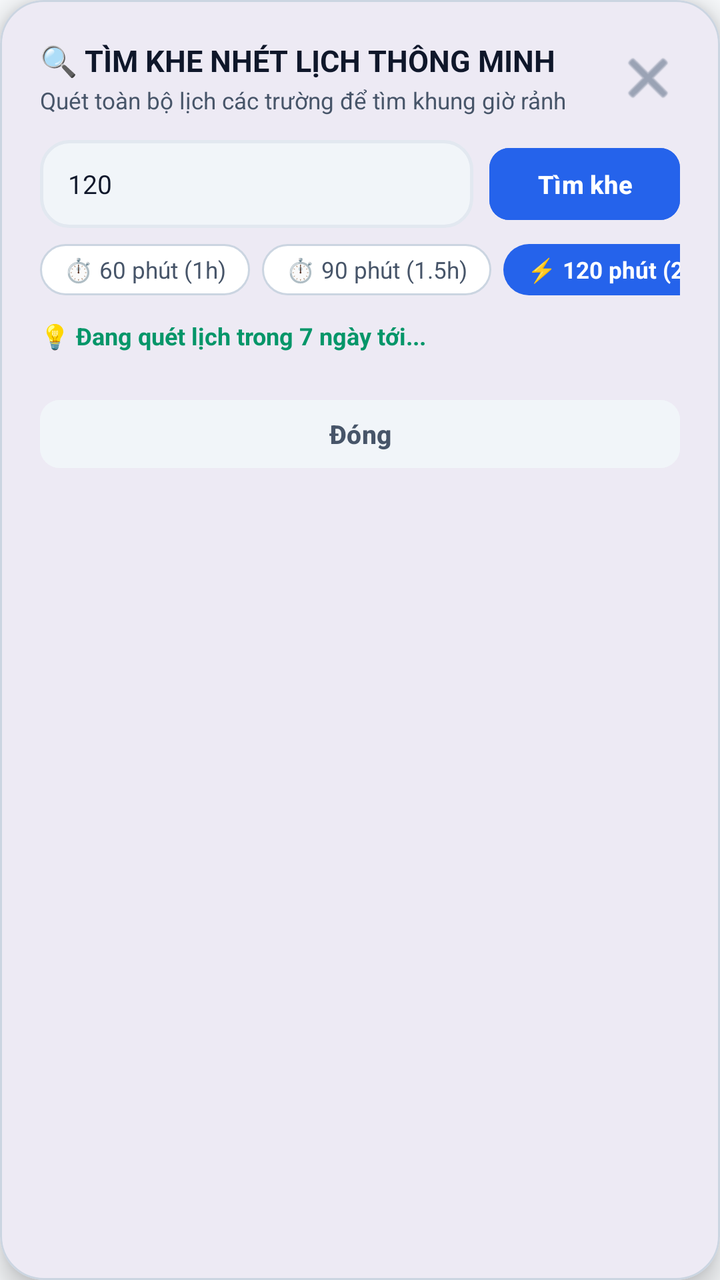
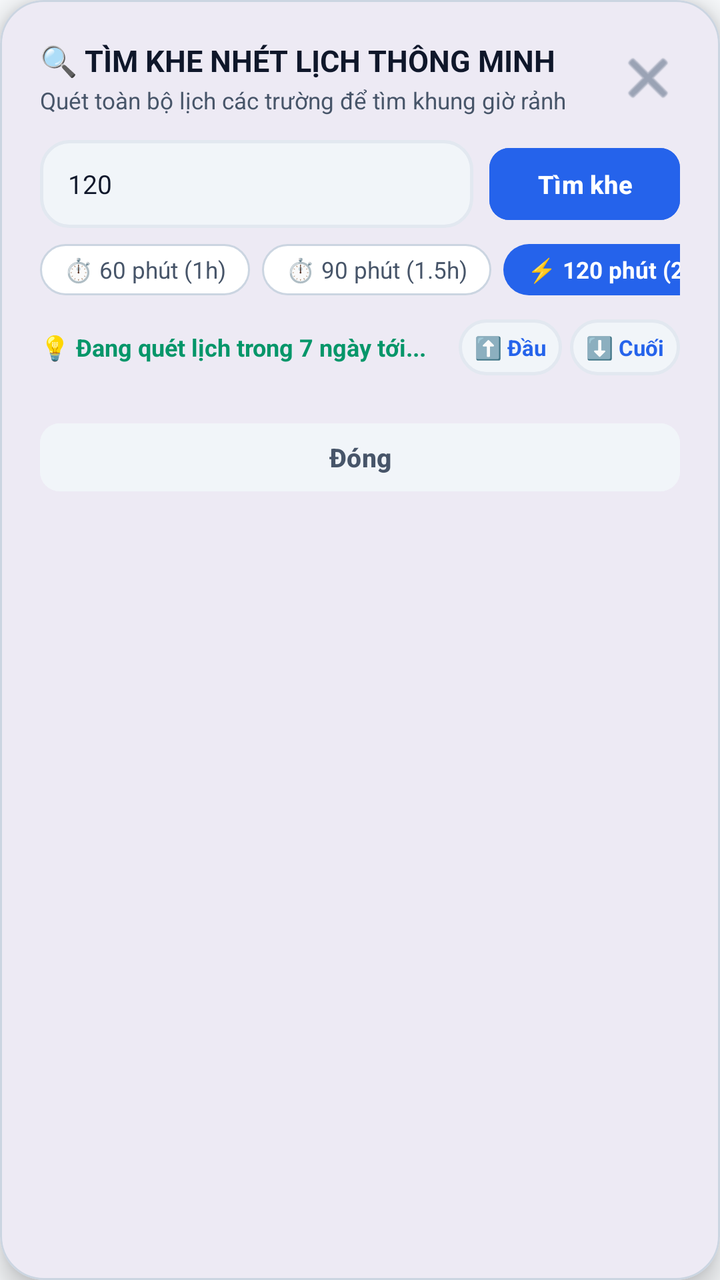

Compare the two renders of this Android layout. The source of the first and the diff that turns it into the second are given below.
<!-- AndroidManifest.xml: application theme Theme.LectuPlan -->
<!-- res/layout/dialog_smart_slot_finder.xml -->
<?xml version="1.0" encoding="utf-8"?>
<com.google.android.material.card.MaterialCardView
    xmlns:android="http://schemas.android.com/apk/res/android"
    xmlns:app="http://schemas.android.com/apk/res-auto"
    android:layout_width="match_parent"
    android:layout_height="wrap_content"
    app:cardCornerRadius="22dp"
    app:cardElevation="8dp"
    app:strokeWidth="1dp"
    app:strokeColor="@color/border_default"
    app:cardBackgroundColor="@color/surface_card">

    <LinearLayout
        android:layout_width="match_parent"
        android:layout_height="wrap_content"
        android:orientation="vertical"
        android:padding="20dp">

        
        <LinearLayout
            android:layout_width="match_parent"
            android:layout_height="wrap_content"
            android:orientation="horizontal"
            android:gravity="center_vertical"
            android:layout_marginBottom="12dp">

            <LinearLayout
                android:layout_width="0dp"
                android:layout_height="wrap_content"
                android:layout_weight="1"
                android:orientation="vertical">

                <TextView
                    android:layout_width="wrap_content"
                    android:layout_height="wrap_content"
                    android:text="🔍 TÌM KHE NHÉT LỊCH THÔNG MINH"
                    android:textSize="15sp"
                    android:textStyle="bold"
                    android:textColor="@color/text_primary" />

                <TextView
                    android:layout_width="wrap_content"
                    android:layout_height="wrap_content"
                    android:layout_marginTop="2dp"
                    android:text="Quét toàn bộ lịch các trường để tìm khung giờ rảnh"
                    android:textSize="11.5sp"
                    android:textColor="@color/text_secondary" />
            </LinearLayout>

            <ImageButton
                android:id="@+id/btnCloseSlotFinder"
                android:layout_width="32dp"
                android:layout_height="32dp"
                android:background="?android:attr/selectableItemBackgroundBorderless"
                android:contentDescription="Đóng"
                android:src="@android:drawable/ic_menu_close_clear_cancel"
                app:tint="@color/nav_item_unselected_tint" />
        </LinearLayout>

        
        <LinearLayout
            android:layout_width="match_parent"
            android:layout_height="wrap_content"
            android:orientation="horizontal"
            android:gravity="center_vertical"
            android:layout_marginBottom="8dp">

            <EditText
                android:id="@+id/etRequiredMinutes"
                android:layout_width="0dp"
                android:layout_height="44dp"
                android:layout_weight="1"
                android:background="@drawable/bg_search_input"
                android:hint="Thời lượng cần (VD: 120 phút)"
                android:inputType="number"
                android:text="120"
                android:textColor="@color/text_primary"
                android:textColorHint="@color/text_tertiary"
                android:textSize="13sp"
                android:paddingHorizontal="14dp" />

            <Button
                android:id="@+id/btnDoFindSlots"
                android:layout_width="wrap_content"
                android:layout_height="44dp"
                android:layout_marginStart="8dp"
                android:text="Tìm khe"
                android:textColor="#FFFFFF"
                android:backgroundTint="#2563EB"
                android:textSize="12.5sp"
                android:textStyle="bold"
                app:cornerRadius="10dp" />
        </LinearLayout>

        
        <HorizontalScrollView
            android:layout_width="match_parent"
            android:layout_height="wrap_content"
            android:scrollbars="none"
            android:layout_marginBottom="12dp">

            <LinearLayout
                android:layout_width="wrap_content"
                android:layout_height="wrap_content"
                android:orientation="horizontal">

                <TextView
                    android:id="@+id/chipFind60"
                    android:layout_width="wrap_content"
                    android:layout_height="wrap_content"
                    android:background="@drawable/bg_chip_unselected"
                    android:paddingHorizontal="12dp"
                    android:paddingVertical="5dp"
                    android:layout_marginEnd="6dp"
                    android:text="⏱️ 60 phút (1h)"
                    android:textColor="@color/text_secondary"
                    android:textSize="11.5sp" />

                <TextView
                    android:id="@+id/chipFind90"
                    android:layout_width="wrap_content"
                    android:layout_height="wrap_content"
                    android:background="@drawable/bg_chip_unselected"
                    android:paddingHorizontal="12dp"
                    android:paddingVertical="5dp"
                    android:layout_marginEnd="6dp"
                    android:text="⏱️ 90 phút (1.5h)"
                    android:textColor="@color/text_secondary"
                    android:textSize="11.5sp" />

                <TextView
                    android:id="@+id/chipFind120"
                    android:layout_width="wrap_content"
                    android:layout_height="wrap_content"
                    android:background="@drawable/bg_chip_selected"
                    android:paddingHorizontal="12dp"
                    android:paddingVertical="5dp"
                    android:layout_marginEnd="6dp"
                    android:text="⚡ 120 phút (2h - Chuẩn chấm đồ án)"
                    android:textColor="#FFFFFF"
                    android:textStyle="bold"
                    android:textSize="11.5sp" />

                <TextView
                    android:id="@+id/chipFind180"
                    android:layout_width="wrap_content"
                    android:layout_height="wrap_content"
                    android:background="@drawable/bg_chip_unselected"
                    android:paddingHorizontal="12dp"
                    android:paddingVertical="5dp"
                    android:text="⚡ 180 phút (3h - Hội đồng/Ca dạy)"
                    android:textColor="@color/text_secondary"
                    android:textSize="11.5sp" />
            </LinearLayout>
        </HorizontalScrollView>

        
        <TextView
            android:id="@+id/tvFinderResultCount"
            android:layout_width="match_parent"
            android:layout_height="wrap_content"
            android:text="💡 Đang quét lịch trong 7 ngày tới..."
            android:textColor="@color/accent_green"
            android:textStyle="bold"
            android:textSize="12sp"
            android:layout_marginBottom="8dp" />

        
        <androidx.recyclerview.widget.RecyclerView
            android:id="@+id/rvFoundSlots"
            android:layout_width="match_parent"
            android:layout_height="0dp"
            android:layout_weight="1"
            android:scrollbars="vertical" />

        <Button
            android:id="@+id/btnCloseFinderDialog"
            android:layout_width="match_parent"
            android:layout_height="wrap_content"
            android:minHeight="42dp"
            android:layout_marginTop="12dp"
            android:text="Đóng"
            android:textColor="@color/text_secondary"
            android:backgroundTint="@color/surface_card_secondary"
            android:textSize="13sp"
            android:textStyle="bold"
            app:cornerRadius="10dp" />

    </LinearLayout>
</com.google.android.material.card.MaterialCardView>
<!-- resources referenced by this layout -->
<resources>
  <color name="accent_green">#059669</color>
  <color name="border_default">#CBD5E1</color>
  <color name="nav_item_unselected_tint">#64748B</color>
  <color name="surface_card">#FFFFFF</color>
  <color name="surface_card_secondary">#F1F5F9</color>
  <color name="text_primary">#0F172A</color>
  <color name="text_secondary">#475569</color>
  <color name="text_tertiary">#64748B</color>
  <!-- drawable bg_chip_selected (drawable) -->
  <?xml version="1.0" encoding="utf-8"?>
  <shape xmlns:android="http://schemas.android.com/apk/res/android"
      android:shape="rectangle">
      <solid android:color="#2563EB" />
      <corners android:radius="20dp" />
  </shape>
  <!-- drawable bg_chip_unselected (drawable) -->
  <?xml version="1.0" encoding="utf-8"?>
  <shape xmlns:android="http://schemas.android.com/apk/res/android"
      android:shape="rectangle">
      <solid android:color="@color/surface_card" />
      <corners android:radius="20dp" />
      <stroke
          android:width="1dp"
          android:color="@color/border_default" />
  </shape>
  <!-- drawable bg_search_input (drawable) -->
  <?xml version="1.0" encoding="utf-8"?>
  <shape xmlns:android="http://schemas.android.com/apk/res/android"
      android:shape="rectangle">
      <solid android:color="@color/surface_card_secondary" />
      <corners android:radius="14dp" />
      <stroke
          android:width="1.5dp"
          android:color="@color/border_subtle" />
  </shape>
  <style name="Theme.LectuPlan" parent="Base.Theme.LectuPlan" />
  <color name="border_subtle">#E2E8F0</color>
  <style name="Base.Theme.LectuPlan" parent="Theme.Material3.DayNight.NoActionBar">
          <item name="android:windowBackground">@color/window_background</item>
          <item name="colorSurface">@color/surface_card</item>
          <item name="colorOnSurface">@color/text_primary</item>
          <item name="colorSurfaceVariant">@color/surface_card_secondary</item>
          <item name="colorOnSurfaceVariant">@color/text_secondary</item>
          
          <item name="android:windowLightStatusBar" tools:targetApi="23">true</item>
          <item name="android:windowLightNavigationBar" tools:targetApi="27">true</item>
      </style>
  <color name="window_background">#F8FAFC</color>
</resources>

<!-- the commit's change to res/layout/dialog_smart_slot_finder.xml (unified diff, before → after) -->
@@ -155,15 +155,52 @@
         </HorizontalScrollView>
 
         
-        <TextView
-            android:id="@+id/tvFinderResultCount"
-            android:layout_width="match_parent"
-            android:layout_height="wrap_content"
-            android:text="💡 Đang quét lịch trong 7 ngày tới..."
-            android:textColor="@color/accent_green"
-            android:textStyle="bold"
-            android:textSize="12sp"
-            android:layout_marginBottom="8dp" />
+        <LinearLayout
+            android:layout_width="match_parent"
+            android:layout_height="wrap_content"
+            android:orientation="horizontal"
+            android:gravity="center_vertical"
+            android:layout_marginBottom="8dp">
+
+            <TextView
+                android:id="@+id/tvFinderResultCount"
+                android:layout_width="0dp"
+                android:layout_height="wrap_content"
+                android:layout_weight="1"
+                android:text="💡 Đang quét lịch trong 7 ngày tới..."
+                android:textColor="@color/accent_green"
+                android:textStyle="bold"
+                android:textSize="12sp" />
+
+            <TextView
+                android:id="@+id/btnSlotFinderScrollTop"
+                android:layout_width="wrap_content"
+                android:layout_height="28dp"
+                android:background="@drawable/bg_search_input"
+                android:gravity="center"
+                android:paddingHorizontal="8dp"
+                android:text="⬆️ Đầu"
+                android:textColor="@color/accent_blue"
+                android:textSize="11sp"
+                android:textStyle="bold"
+                android:clickable="true"
+                android:focusable="true"
+                android:layout_marginEnd="4dp" />
+
+            <TextView
+                android:id="@+id/btnSlotFinderScrollBottom"
+                android:layout_width="wrap_content"
+                android:layout_height="28dp"
+                android:background="@drawable/bg_search_input"
+                android:gravity="center"
+                android:paddingHorizontal="8dp"
+                android:text="⬇️ Cuối"
+                android:textColor="@color/accent_blue"
+                android:textSize="11sp"
+                android:textStyle="bold"
+                android:clickable="true"
+                android:focusable="true" />
+        </LinearLayout>
 
         
         <androidx.recyclerview.widget.RecyclerView
<!-- resource entries referenced after the edit -->
@@ -1,5 +1,6 @@
 <!-- resources referenced by this layout -->
 <resources>
+  <color name="accent_blue">#2563EB</color>
   <color name="accent_green">#059669</color>
   <color name="border_default">#CBD5E1</color>
   <color name="nav_item_unselected_tint">#64748B</color>
